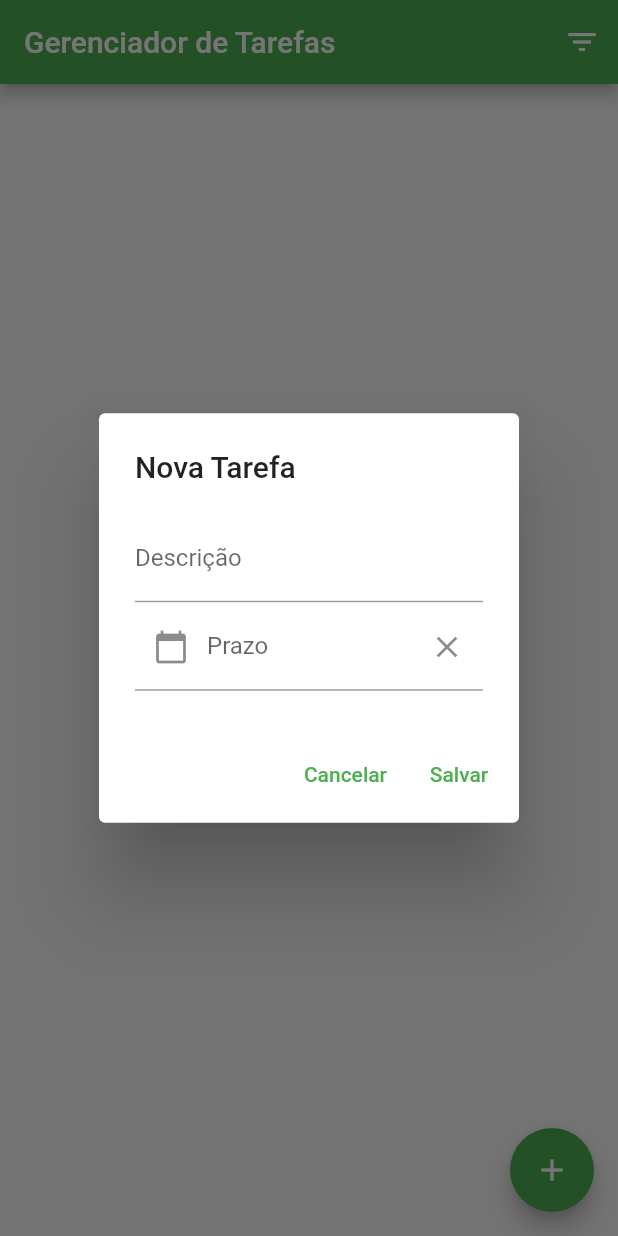
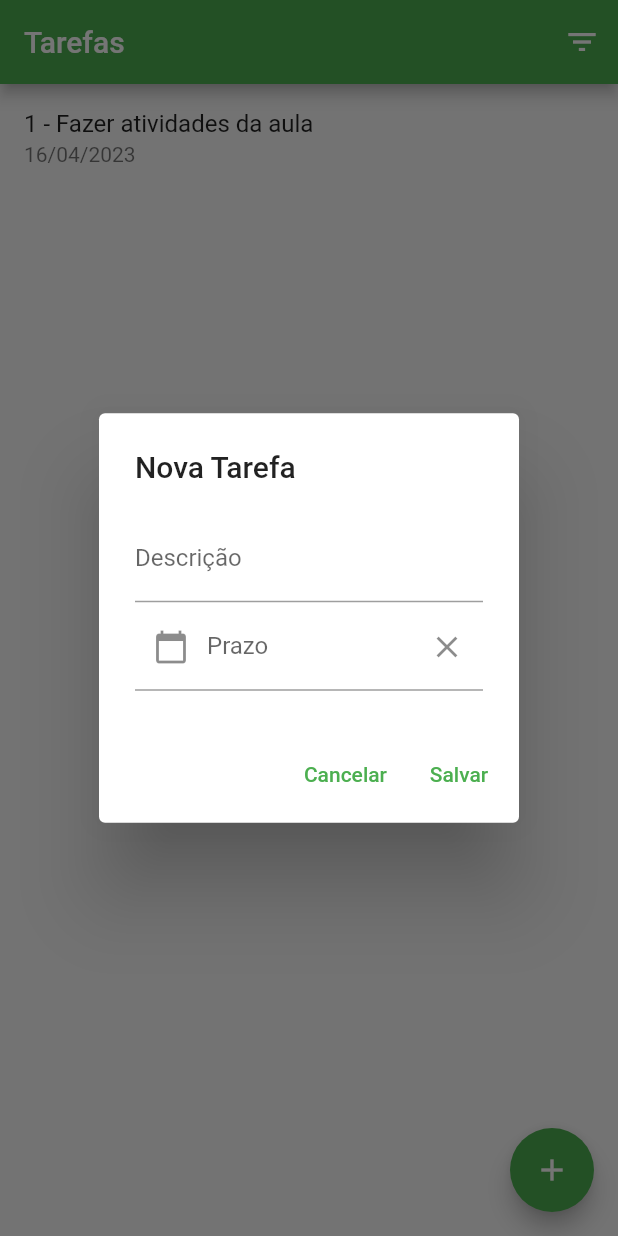
Before and after one commit to vinibraun/cadastro_pontos_turisticos, a Flutter app: the screen it shows after launch, after a tap on the "add" icon, on a phone screen of 412 x 824 dp. Run offline on Flutter 3.47's test engine with Material 2 defaults, Android fonts, the phone set to English and light mode, and no system bars; our stand-ins replace shared_preferences, sqflite; accounts and stored records are empty.

Commit message:
commit aula 11/04 - Dao

```diff
--- a/lib/dao/tarefa_dao.dart
+++ b/lib/dao/tarefa_dao.dart
@@ -1,37 +1,48 @@
 
-import 'package:gerenciador_tarefas_md/database/database_provider.dart';
-import 'package:gerenciador_tarefas_md/model/tarefa.dart';
-import 'package:sqflite/sqflite.dart';
+import '../database/database_provider.dart';
+import '../model/tarefa.dart';
 
-class TarefaDao{
+class TarefaDao {
+  final databaseProvider = DatabaseProvider.instance;
 
-  final dbProvider = DatabaseProvider.instance;
-
-  Future<bool> salvar (Tarefa tarefa) async{
-    final db = await dbProvider.database;
+  Future<bool> salvar(Tarefa tarefa) async {
+    final database = await databaseProvider.database;
     final valores = tarefa.toMap();
-    if(tarefa.id == null){
-      tarefa.id = await db.insert(Tarefa.NAME_TABLE, valores);
+    if (tarefa.id == null) {
+      tarefa.id = await database.insert(Tarefa.nomeTabela, valores);
       return true;
-    }else{
-      final registrosAtualizados = await db.update(Tarefa.NAME_TABLE, valores,
-      where: '${Tarefa.CAMPO_ID} = ?', whereArgs: [tarefa.id]);
+    } else {
+      final registrosAtualizados = await database.update(
+        Tarefa.nomeTabela,
+        valores,
+        where: '${Tarefa.campoId} = ?',
+        whereArgs: [tarefa.id],
+      );
       return registrosAtualizados > 0;
     }
   }
 
-  Future<bool> remover (int id) async {
-    final db = await dbProvider.database;
-    final registrosAtualizados = await db.delete(Tarefa.NAME_TABLE,
-    where: '${Tarefa.CAMPO_ID} = ?', whereArgs: [id]);
+  Future<bool> remover(int id) async {
+    final database = await databaseProvider.database;
+    final registrosAtualizados = await database.delete(
+      Tarefa.nomeTabela,
+      where: '${Tarefa.campoId} = ?',
+      whereArgs: [id],
+    );
     return registrosAtualizados > 0;
   }
 
-  Future<List<Tarefa>> listar() async{
-    final db = await dbProvider.database;
-    final resultado = await db.query(Tarefa.NAME_TABLE,
-    columns: [Tarefa.CAMPO_ID, Tarefa.CAMPO_DESCRICAO, Tarefa.CAMPO_PRAZO]);
+  Future<List<Tarefa>> listar() async {
+    final database = await databaseProvider.database;
+    final resultado = await database.query(
+      Tarefa.nomeTabela,
+      columns: [
+        Tarefa.campoId,
+        Tarefa.campoDescricao,
+        Tarefa.campoPrazo,
+        Tarefa.campoFinalizada
+      ],
+    );
     return resultado.map((m) => Tarefa.fromMap(m)).toList();
   }
-
 }
--- a/lib/database/database_provider.dart
+++ b/lib/database/database_provider.dart
@@ -1,28 +1,22 @@
+import 'package:sqflite/sqflite.dart';
+import 'package:sqflite/sqlite_api.dart';
 
+import '../model/tarefa.dart';
 
-import 'package:gerenciador_tarefas_md/model/tarefa.dart';
-import 'package:sqflite/sqflite.dart';
-
-class DatabaseProvider{
-  static const _dbName = 'cadastro_de_tarefas_md.db';
-  static const _dbVersion = 1;
+class DatabaseProvider {
+  static const _dbName = 'cadastro_tarefas.db';
+  static const _dbVersion = 2;
 
   DatabaseProvider._init();
-
   static final DatabaseProvider instance = DatabaseProvider._init();
 
   Database? _database;
 
-  Future<Database> get database async {
-    if(_database == null){
-      _database = await _initDatabase();
-    }
-    return _database!;
-  }
+  Future<Database> get database async => _database ??= await _initDatabase();
 
   Future<Database> _initDatabase() async {
-    String dataBasePath = await getDatabasesPath();
-    String dbPath = '${dataBasePath}/$_dbName';
+    final databasesPath = await getDatabasesPath();
+    final dbPath = '$databasesPath/$_dbName';
     return await openDatabase(
       dbPath,
       version: _dbVersion,
@@ -31,20 +25,23 @@ class DatabaseProvider{
     );
   }
 
-  Future<void> _onCreate(Database db, int version )async {
+  Future<void> _onCreate(Database db, int version) async {
     await db.execute('''
-    CREATE TABLE ${Tarefa.NAME_TABLE} (
-    ${Tarefa.CAMPO_ID} INTEGER PRIMARY KEY AUTOINCREMENT,
-    ${Tarefa.CAMPO_DESCRICAO} TEXT NOT NULL,
-    ${Tarefa.CAMPO_PRAZO} TEXT )
-    '''
-    );
+      CREATE TABLE ${Tarefa.nomeTabela} (
+        ${Tarefa.campoId} INTEGER PRIMARY KEY AUTOINCREMENT,
+        ${Tarefa.campoDescricao} TEXT NOT NULL,
+        ${Tarefa.campoPrazo} TEXT,
+      );
+    ''');
   }
 
-  Future<void> _onUpgrade(Database db, int oldVersion, int newVersion) async{
+  Future<void> _onUpgrade(Database db, int oldVersion, int newVersion) async {
 
   }
 
-
-
+  Future<void> close() async {
+    if (_database != null) {
+      await _database!.close();
+    }
+  }
 }
--- a/lib/main.dart
+++ b/lib/main.dart
@@ -18,7 +18,7 @@ class AppGerenciadorTarefas extends StatelessWidget {
       theme: ThemeData(
         primarySwatch: Colors.green,
       ),
-      home: ListaTarefaPage(),
+      home: ListaTarefasPage(),
       routes: {
         FiltroPage.routeName: (BuildContext context) => FiltroPage(),
       },
--- a/lib/model/tarefa.dart
+++ b/lib/model/tarefa.dart
@@ -1,34 +1,45 @@
 import 'package:intl/intl.dart';
 
-class Tarefa{
+class Tarefa {
+  static const nomeTabela = 'tarefa';
+  static const campoId = '_id';
+  static const campoDescricao = 'descricao';
+  static const campoPrazo = 'prazo';
+  static const campoFinalizada = 'finalizada';
 
-  static const CAMPO_ID = 'id';
-  static const CAMPO_DESCRICAO = 'descricao';
-  static const CAMPO_PRAZO = 'prazo';
-  static const NAME_TABLE = 'gerenciador';
-
-  int id;
+  int? id;
   String descricao;
   DateTime? prazo;
+  bool finalizada;
 
-  Tarefa({required this.id, required this.descricao, this.prazo});
+  Tarefa({
+    this.id,
+    required this.descricao,
+    this.prazo,
+    this.finalizada = false,
+  });
 
-  String get prazoFormatado{
-    if (prazo == null){
-      return ' ';
+  String get prazoFormatado {
+    if (prazo == null) {
+      return '';
     }
-    return DateFormat('dd/MM/yyy').format(prazo!);
+    return DateFormat('dd/MM/yyyy').format(prazo!);
   }
 
-  Map<String, dynamic> toMap() => <String, dynamic>{
-    CAMPO_ID: id,
-    CAMPO_DESCRICAO: descricao,
-    CAMPO_PRAZO: prazo == null ? null : DateFormat("yyyy-MM-dd").format(prazo!),
+  Map<String, dynamic> toMap() => {
+    campoId: id,
+    campoDescricao: descricao,
+    campoPrazo:
+    prazo == null ? null : DateFormat("yyyy-MM-dd").format(prazo!),
+    campoFinalizada: finalizada ? 1 : 0,
   };
 
   factory Tarefa.fromMap(Map<String, dynamic> map) => Tarefa(
-    id: map[CAMPO_ID] is int ? map[CAMPO_ID] : null,
-    descricao: map[CAMPO_DESCRICAO] is String ? map[CAMPO_DESCRICAO] : '',
-    prazo: map[CAMPO_PRAZO] == null ? null : DateFormat("yyyy-MM-dd").parse(map[CAMPO_PRAZO]),
+    id: map[campoId] is int ? map[campoId] : null,
+    descricao: map[campoDescricao] is String ? map[campoDescricao] : '',
+    prazo: map[campoPrazo] is String
+        ? DateFormat("yyyy-MM-dd").parse(map[campoPrazo])
+        : null,
+    finalizada: map[campoFinalizada] == 1,
   );
 }
--- a/lib/pages/filtro_page.dart
+++ b/lib/pages/filtro_page.dart
@@ -16,14 +16,14 @@ class FiltroPage extends StatefulWidget{
 class _FiltroPageState extends State<FiltroPage> {
 
   final _camposParaOrdenacao = {
-    Tarefa.CAMPO_ID: 'Código',
-    Tarefa.CAMPO_DESCRICAO: 'Descrição',
-    Tarefa.CAMPO_PRAZO: 'Prazo'
+    Tarefa.campoId: 'Código',
+    Tarefa.campoDescricao: 'Descrição',
+    Tarefa.campoPrazo: 'Prazo'
   };
 
   late final SharedPreferences _prefes;
   final _descricaoController = TextEditingController();
-  String _campoOrdenacao = Tarefa.CAMPO_ID;
+  String _campoOrdenacao = Tarefa.campoId;
   bool _usarOrdemDecrescente = false;
   bool _alterouValores = false;
 
@@ -36,7 +36,7 @@ class _FiltroPageState extends State<FiltroPage> {
   void _carregaDadosSharedPreferences() async {
     _prefes = await SharedPreferences.getInstance();
     setState(() {
-      _campoOrdenacao = _prefes.getString(FiltroPage.chaveCampoOrdenacao) ?? Tarefa.CAMPO_ID;
+      _campoOrdenacao = _prefes.getString(FiltroPage.chaveCampoOrdenacao) ?? Tarefa.campoId;
       _usarOrdemDecrescente = _prefes.getBool(FiltroPage.chaveUsarOrdemDecrescente) == true;
       _descricaoController.text = _prefes.getString(FiltroPage.chaveCampoDescricao) ?? '' ;
     });
--- a/lib/pages/lista_tarefas_page.dart
+++ b/lib/pages/lista_tarefas_page.dart
@@ -1,40 +1,35 @@
-
-import 'package:flutter/cupertino.dart';
 import 'package:flutter/material.dart';
-import 'package:gerenciador_tarefas_md/model/tarefa.dart';
-import 'package:gerenciador_tarefas_md/pages/detalhes_tarefa_page.dart';
+import 'package:flutter/widgets.dart';
 import 'package:gerenciador_tarefas_md/pages/filtro_page.dart';
 
 import '../dao/tarefa_dao.dart';
+import '../model/tarefa.dart';
 import '../widgets/conteudo_form_dialog.dart';
+import 'detalhes_tarefa_page.dart';
 
-class ListaTarefaPage extends StatefulWidget{
+class ListaTarefasPage extends StatefulWidget {
+  @override
+  State<StatefulWidget> createState() => _ListaTarefasPageState();
+}
 
-  @override
-  _ListaTarefasPageState createState() => _ListaTarefasPageState();
+class _ListaTarefasPageState extends State<ListaTarefasPage> {
+  static const acaoEditar = 'editar';
+  static const acaoExcluir = 'excluir';
+  static const acaoVisualizar = 'visualizar';
 
-}
-class _ListaTarefasPageState extends State<ListaTarefaPage>{
-
-  static const ACAO_EDITAR = 'editar';
-  static const ACAO_EXCLUIR = 'excluir';
-  static const ACAO_VISUALIZAR = 'visualizar';
-
-  final tarefas = <Tarefa>
-   [
-     //Tarefa(id: 1,
-        // descricao: 'Fazer atividades da aula',
-        // prazo: DateTime.now().add(Duration(days: 5)),
-    // )
+  final _tarefas = <Tarefa>[
+    Tarefa(id: 1,
+    descricao: 'Fazer atividades da aula',
+    prazo: DateTime.now().add(Duration(days: 5)),
+     )
   ];
   final _dao = TarefaDao();
- var _ultimoId = 0;
 
- @override
- void initState(){
-   super.initState();
-   _atualizarDados();
- }
+ // @override
+ // void initState() {
+ //   super.initState();
+ //   _atualizarLista();
+ // }
 
   @override
   Widget build(BuildContext context) {
@@ -42,195 +37,205 @@ class _ListaTarefasPageState extends State<ListaTarefaPage>{
       appBar: _criarAppBar(),
       body: _criarBody(),
       floatingActionButton: FloatingActionButton(
+        tooltip: 'Nova Tarefa',
+        child: Icon(Icons.add),
         onPressed: _abrirForm,
-        tooltip: 'Nova tarefa',
-        child: const Icon(Icons.add),
       ),
     );
   }
 
-  void _atualizarDados() async{
-    final tarefa = await _dao.listar();
-    setState(() {
-      tarefas.clear();
-      if (tarefa.isNotEmpty){
-        tarefas.addAll(tarefa);
-      }
-    });
-  }
-
-  void _abrirForm({Tarefa? tarefaAtual}){
-    final key = GlobalKey<ConteudoFormDialogState>();
-    showDialog(
-        context: context,
-        builder: (BuildContext context){
-          return AlertDialog(
-            title: Text(tarefaAtual == null ? 'Nova Tarefa' : 'Alterar a tarefa ${tarefaAtual.id}'),
-            content: ConteudoFormDialog(key: key, tarefaAtual: tarefaAtual),
+  AppBar _criarAppBar() {
+    return AppBar(
+      title: Text('Tarefas'),
       actions: [
-              TextButton(
-                  onPressed: () => Navigator.of(context).pop(),
-                  child: Text('Cancelar'),
-              ),
-              TextButton(
-                onPressed: () {
-                  if (key.currentState != null && key.currentState!.dadosValidados()){
-                    Navigator.of(context).pop();
-                    final novaTarefa = key.currentState!.novaTarefa;
-                    _dao.salvar(novaTarefa).then((success){
-                      if (success){
-                        _atualizarDados();
-                      }
-                    }
-                    );
-                  }
-                },
-                child: Text('Salvar'),
+        IconButton(
+          icon: Icon(Icons.filter_list),
+          tooltip: 'Filtro e Ordenação',
+          onPressed: _abrirPaginaFiltro,
         ),
       ],
     );
   }
-    );
-  }
- AppBar _criarAppBar(){
-    return AppBar(
-      title: const Text('Gerenciador de Tarefas'),
-      actions: [
-        IconButton(
-            onPressed: _abrirPaginaFiltro,
-            icon: const Icon(Icons.filter_list)),
-      ],
-    );
- }
-  Widget _criarBody(){
-    if( tarefas.isEmpty){
-      return const Center(
-        child: Text('Nenhuma tarefa cadastrada',
-        style: TextStyle(fontSize: 20, fontWeight: FontWeight.bold),
+
+  Widget _criarBody() {
+    if (_tarefas.isEmpty) {
+      return Center(
+        child: Text(
+          'Nenhuma tarefa cadastrada',
+          style: TextStyle(
+            fontSize: 20,
+            fontWeight: FontWeight.bold,
+            color: Theme.of(context).primaryColor,
+          ),
         ),
       );
     }
     return ListView.separated(
-        itemCount: tarefas.length,
-        itemBuilder: (BuildContext context, int index){
-          final tarefa = tarefas[index];
+      itemCount: _tarefas.length,
+      itemBuilder: (BuildContext context, int index) {
+        final tarefa = _tarefas[index];
         return PopupMenuButton<String>(
           child: ListTile(
-                title: Text('${tarefa.id} - ${tarefa.descricao}'),
-                subtitle: Text(tarefa.prazo == null ? 'Tarefa sem prazo definido' : 'Prazo - ${tarefa.prazoFormatado}'),
+            title: Text(
+              '${tarefa.id} - ${tarefa.descricao}'),
+            subtitle: Text(tarefa.prazoFormatado)
           ),
-              itemBuilder: (BuildContext context) => _criarItensMenu(),
-            onSelected: (String valorSelecinado){
-                if(valorSelecinado == ACAO_EDITAR){
-                  _abrirForm(tarefaAtual: tarefa);
-                }else if(valorSelecinado == ACAO_VISUALIZAR) {
-                  Navigator.of(context).push(MaterialPageRoute(
-                      builder: (_) => DetalhePage(tarefa: tarefa),
-                  )
-                  );
-                }
-                else{
+          itemBuilder: (_) => _criarItensMenuPopup(),
+          onSelected: (String valorSelecionado) {
+            if (valorSelecionado == acaoEditar) {
+              _abrirForm(tarefa: tarefa);
+            } else if (valorSelecionado == acaoExcluir) {
               _excluir(tarefa);
+            } else {
+              _abrirPaginaDetalhesTarefa(tarefa);
             }
           },
         );
       },
-        separatorBuilder: (BuildContext context, int index) => Divider(),
-        );
-  }
-  void _excluir(Tarefa tarefa){
-    showDialog(
-        context: context,
-        builder: (BuildContext context){
-          return AlertDialog(
-            title: Row(
-              children: [
-                Icon(Icons.warning, color: Colors.red,),
-                Padding(
-                    padding: EdgeInsets.only(left: 10),
-                  child: Text('Atenção'),
-                )
-              ],
-            ),
-            content: Text('Esse registro será deletado permanentemente'),
-            actions: [
-              TextButton(
-                  onPressed: () => Navigator.of(context).pop(),
-                  child: Text('Cancelar')
-              ),
-              TextButton(
-                  onPressed: () {
-                    Navigator.of(context).pop();
-                    if( tarefa.id == null){
-                      return;
-                    }else{
-                      _dao.remover(tarefa.id).then((success) {
-                        if(success){
-                          _atualizarDados();
-                        }
-                      },
+      separatorBuilder: (_, __) => Divider(),
     );
   }
 
-                  },
-                  child: Text('OK')
-              )
-            ],
-          );
-        }
-    );
-
-  }
-  List<PopupMenuEntry<String>> _criarItensMenu(){
-    return[
+  List<PopupMenuEntry<String>> _criarItensMenuPopup() => [
     PopupMenuItem(
-        value: ACAO_VISUALIZAR,
+      value: acaoEditar,
       child: Row(
-          children: [
-            Icon(Icons.visibility, color: Colors.blue),
+        children: const [
+          Icon(Icons.edit, color: Colors.black),
           Padding(
             padding: EdgeInsets.only(left: 10),
-              child: Text('Visualizar'),
-            )
+            child: Text('Editar'),
+          ),
         ],
       ),
     ),
     PopupMenuItem(
-        value: ACAO_EDITAR,
+      value: acaoExcluir,
       child: Row(
-            children: [
-              Icon(Icons.edit, color: Colors.black),
+        children: const [
+          Icon(Icons.delete, color: Colors.red),
           Padding(
             padding: EdgeInsets.only(left: 10),
-                child: Text('Editar'),
-              )
+            child: Text('Excluir'),
+          ),
         ],
       ),
     ),
     PopupMenuItem(
-        value: ACAO_EXCLUIR,
+      value: acaoVisualizar,
       child: Row(
-          children: [
-            Icon(Icons.delete, color: Colors.red),
+        children: const [
+          Icon(Icons.info, color: Colors.blue),
           Padding(
             padding: EdgeInsets.only(left: 10),
-              child: Text('Excluir'),
-            )
+            child: Text('Visualizar'),
+          ),
         ],
       ),
     ),
   ];
+
+  void _abrirForm({Tarefa? tarefa}) {
+    final key = GlobalKey<ConteudoFormDialogState>();
+    showDialog(
+      context: context,
+      builder: (_) => AlertDialog(
+        title: Text(
+          tarefa == null ? 'Nova Tarefa' : 'Alterar Tarefa ${tarefa.id}',
+        ),
+        content: ConteudoFormDialog(
+          key: key,
+          tarefaAtual: tarefa,
+        ),
+        actions: [
+          TextButton(
+            child: Text('Cancelar'),
+            onPressed: () => Navigator.pop(context),
+          ),
+          TextButton(
+            child: Text('Salvar'),
+            onPressed: () {
+              if (key.currentState?.dadosValidados() != true) {
+                return;
+              }
+              Navigator.of(context).pop();
+              final novaTarefa = key.currentState!.novaTarefa;
+              _dao.salvar(novaTarefa).then((success) {
+                if (success) {
+                  _atualizarLista();
+                }
+              });
+            },
+          ),
+        ],
+      ),
+    );
   }
 
-  void _abrirPaginaFiltro(){
+  void _excluir(Tarefa tarefa) {
+    showDialog(
+      context: context,
+      builder: (_) => AlertDialog(
+        title: Row(
+          children: [
+            Icon(Icons.warning),
+            Padding(
+              padding: EdgeInsets.only(left: 10),
+              child: Text('Atenção'),
+            ),
+          ],
+        ),
+        content: Text('Esse registro será removido definitivamente.'),
+        actions: [
+          TextButton(
+            child: Text('Cancelar'),
+            onPressed: () => Navigator.pop(context),
+          ),
+          TextButton(
+            child: Text('OK'),
+            onPressed: () {
+              Navigator.pop(context);
+              if (tarefa.id == null) {
+                return;
+              }
+              _dao.remover(tarefa.id!).then((success) {
+                if (success) {
+                  _atualizarLista();
+                }
+              });
+            },
+          ),
+        ],
+      ),
+    );
+  }
+
+  void _abrirPaginaFiltro() async {
     final navigator = Navigator.of(context);
-    navigator.pushNamed(FiltroPage.routeName).then((alterouValores){
-      if( alterouValores == true){
-        ///filtro
+    final alterouValores = await navigator.pushNamed(FiltroPage.routeName);
+    if (alterouValores == true) {
+      _atualizarLista();
     }
   }
 
-    );
+  void _abrirPaginaDetalhesTarefa(Tarefa tarefa) {
+    Navigator.push(
+        context,
+        MaterialPageRoute(
+          builder: (_) => DetalhePage(
+            tarefa: tarefa,
+          ),
+        ));
+  }
 
+  void _atualizarLista() async {
+
+    final tarefas = await _dao.listar();
+    setState(() {
+      _tarefas.clear();
+      if (tarefas.isNotEmpty) {
+        _tarefas.addAll(tarefas);
+      }
+    });
   }
 }
```
Lines whose indentation alone changed are shown as unchanged.
